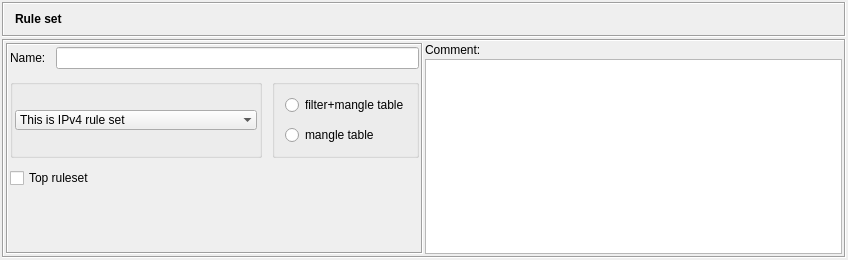
First picture: the form in src/gui/rulesetdialog_q.ui, repository fwbuilder/fwbuilder, before the edit.
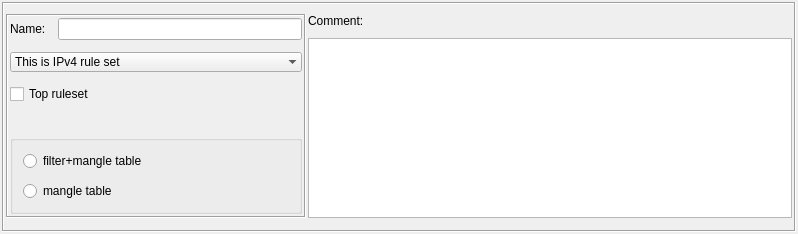
Second picture: the form after the edit. Icons and pictures are not drawn.

Commit message: fixes #491, #501 dialog layout fixes to make them look more consistent, using widget promotion feature in Designer to build stack of editor dialogs in the bottom panel of the main window instead of building them at run time

The edit to the form file:
```diff
--- a/src/gui/rulesetdialog_q.ui
+++ b/src/gui/rulesetdialog_q.ui
@@ -8,8 +8,8 @@
    <rect>
     <x>0</x>
     <y>0</y>
-    <width>848</width>
-    <height>260</height>
+    <width>798</width>
+    <height>234</height>
    </rect>
   </property>
   <property name="windowTitle" >
@@ -27,80 +27,6 @@
      <property name="spacing" >
       <number>2</number>
      </property>
-     <item>
-      <widget class="QFrame" name="frame3" >
-       <property name="sizePolicy" >
-        <sizepolicy vsizetype="Fixed" hsizetype="Preferred" >
-         <horstretch>0</horstretch>
-         <verstretch>0</verstretch>
-        </sizepolicy>
-       </property>
-       <property name="minimumSize" >
-        <size>
-         <width>16</width>
-         <height>35</height>
-        </size>
-       </property>
-       <property name="autoFillBackground" >
-        <bool>true</bool>
-       </property>
-       <property name="frameShape" >
-        <enum>QFrame::Box</enum>
-       </property>
-       <property name="frameShadow" >
-        <enum>QFrame::Sunken</enum>
-       </property>
-       <layout class="QGridLayout" >
-        <property name="margin" >
-         <number>2</number>
-        </property>
-        <property name="spacing" >
-         <number>2</number>
-        </property>
-        <item row="0" column="0" >
-         <widget class="QLabel" name="icon" >
-          <property name="sizePolicy" >
-           <sizepolicy vsizetype="Fixed" hsizetype="Fixed" >
-            <horstretch>0</horstretch>
-            <verstretch>0</verstretch>
-           </sizepolicy>
-          </property>
-          <property name="pixmap" >
-           <pixmap resource="MainRes.qrc" >:/Icons/Policy/icon</pixmap>
-          </property>
-          <property name="scaledContents" >
-           <bool>true</bool>
-          </property>
-          <property name="wordWrap" >
-           <bool>false</bool>
-          </property>
-         </widget>
-        </item>
-        <item row="0" column="1" >
-         <widget class="QLabel" name="editorTitle" >
-          <property name="sizePolicy" >
-           <sizepolicy vsizetype="Fixed" hsizetype="Preferred" >
-            <horstretch>0</horstretch>
-            <verstretch>0</verstretch>
-           </sizepolicy>
-          </property>
-          <property name="font" >
-           <font>
-            <weight>75</weight>
-            <bold>true</bold>
-           </font>
-          </property>
-          <property name="text" >
-           <string>Rule set</string>
-          </property>
-          <property name="wordWrap" >
-           <bool>false</bool>
-          </property>
-         </widget>
-        </item>
-       </layout>
-      </widget>
-     </item>
      <item>
       <widget class="QFrame" name="frame7" >
        <property name="frameShape" >
@@ -112,15 +38,33 @@
        <layout class="QGridLayout" name="gridLayout_4" >
         <item rowspan="2" row="0" column="0" >
          <widget class="QFrame" name="frame27" >
+          <property name="sizePolicy" >
+           <sizepolicy vsizetype="Preferred" hsizetype="Fixed" >
+            <horstretch>0</horstretch>
+            <verstretch>0</verstretch>
+           </sizepolicy>
+          </property>
+          <property name="minimumSize" >
+           <size>
+            <width>300</width>
+            <height>0</height>
+           </size>
+          </property>
+          <property name="maximumSize" >
+           <size>
+            <width>300</width>
+            <height>16777215</height>
+           </size>
+          </property>
           <property name="frameShape" >
            <enum>QFrame::Box</enum>
           </property>
           <property name="frameShadow" >
            <enum>QFrame::Sunken</enum>
           </property>
-          <layout class="QGridLayout" name="gridLayout_3" >
+          <layout class="QGridLayout" name="gridLayout" >
            <property name="spacing" >
-            <number>10</number>
+            <number>12</number>
            </property>
            <item row="0" column="0" >
             <widget class="QLabel" name="textLabel1" >
@@ -132,7 +76,7 @@
              </property>
             </widget>
            </item>
-           <item row="0" column="1" colspan="2" >
+           <item row="0" column="1" >
             <widget class="QLineEdit" name="obj_name" >
              <property name="sizePolicy" >
               <sizepolicy vsizetype="Fixed" hsizetype="Preferred" >
@@ -149,41 +93,55 @@
             </widget>
            </item>
            <item row="1" column="0" colspan="2" >
-            <widget class="QGroupBox" name="groupBox" >
-             <property name="title" >
-              <string/>
+            <widget class="QComboBox" name="ipv4_6_rule_set" >
+             <property name="frame" >
+              <bool>false</bool>
              </property>
-             <layout class="QGridLayout" name="gridLayout" >
-              <item row="0" column="0" >
-               <widget class="QComboBox" name="ipv4_6_rule_set" >
-                <property name="frame" >
-                 <bool>false</bool>
-                </property>
-                <item>
-                 <property name="text" >
-                  <string>This is IPv4 rule set</string>
-                 </property>
-                </item>
-                <item>
-                 <property name="text" >
-                  <string>This is IPv6 rule set</string>
-                 </property>
-                </item>
-                <item>
-                 <property name="text" >
-                  <string>This is combined IPv4 and IPv6 rule set</string>
-                 </property>
-                </item>
-               </widget>
-              </item>
-             </layout>
+             <item>
+              <property name="text" >
+               <string>This is IPv4 rule set</string>
+              </property>
+             </item>
+             <item>
+              <property name="text" >
+               <string>This is IPv6 rule set</string>
+              </property>
+             </item>
+             <item>
+              <property name="text" >
+               <string>This is combined IPv4 and IPv6 rule set</string>
+              </property>
+             </item>
             </widget>
            </item>
-           <item row="1" column="2" >
+           <item row="2" column="0" colspan="2" >
+            <widget class="QCheckBox" name="top_rule_set" >
+             <property name="text" >
+              <string>Top ruleset</string>
+             </property>
+            </widget>
+           </item>
+           <item row="3" column="1" >
+            <spacer name="verticalSpacer" >
+             <property name="orientation" >
+              <enum>Qt::Vertical</enum>
+             </property>
+             <property name="sizeHint" stdset="0" >
+              <size>
+               <width>28</width>
+               <height>1</height>
+              </size>
+             </property>
+            </spacer>
+           </item>
+           <item row="4" column="0" colspan="2" >
             <widget class="QGroupBox" name="iptables_only" >
              <property name="title" >
               <string/>
              </property>
+             <property name="flat" >
+              <bool>true</bool>
+             </property>
              <layout class="QGridLayout" name="gridLayout_2" >
               <property name="leftMargin" >
                <number>10</number>
@@ -217,26 +175,6 @@
              </layout>
             </widget>
            </item>
-           <item row="2" column="0" colspan="3" >
-            <widget class="QCheckBox" name="top_rule_set" >
-             <property name="text" >
-              <string>Top ruleset</string>
-             </property>
-            </widget>
-           </item>
-           <item row="3" column="1" >
-            <spacer name="verticalSpacer" >
-             <property name="orientation" >
-              <enum>Qt::Vertical</enum>
-             </property>
-             <property name="sizeHint" stdset="0" >
-              <size>
-               <width>20</width>
-               <height>13</height>
-              </size>
-             </property>
-            </spacer>
-           </item>
           </layout>
          </widget>
         </item>
@@ -270,6 +208,12 @@
             <height>0</height>
            </size>
           </property>
+          <property name="maximumSize" >
+           <size>
+            <width>16777215</width>
+            <height>180</height>
+           </size>
+          </property>
           <property name="tabChangesFocus" >
            <bool>true</bool>
           </property>
```
Left out of the diff: 8 changed lines with no effect on the pictures. The commit also changes 49 other files.
